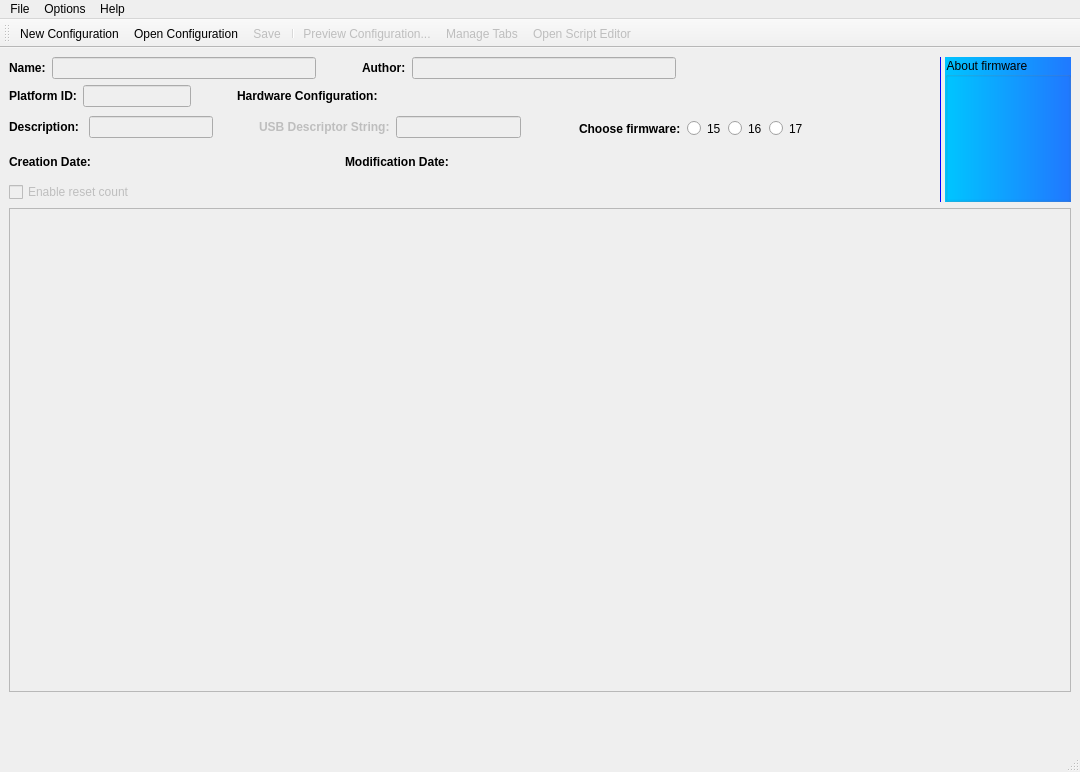
Old version of the form src/applications/tac-configuration-editor/ConfigWindow.ui in the repository qualcomm/qcom-test-automation-controller.
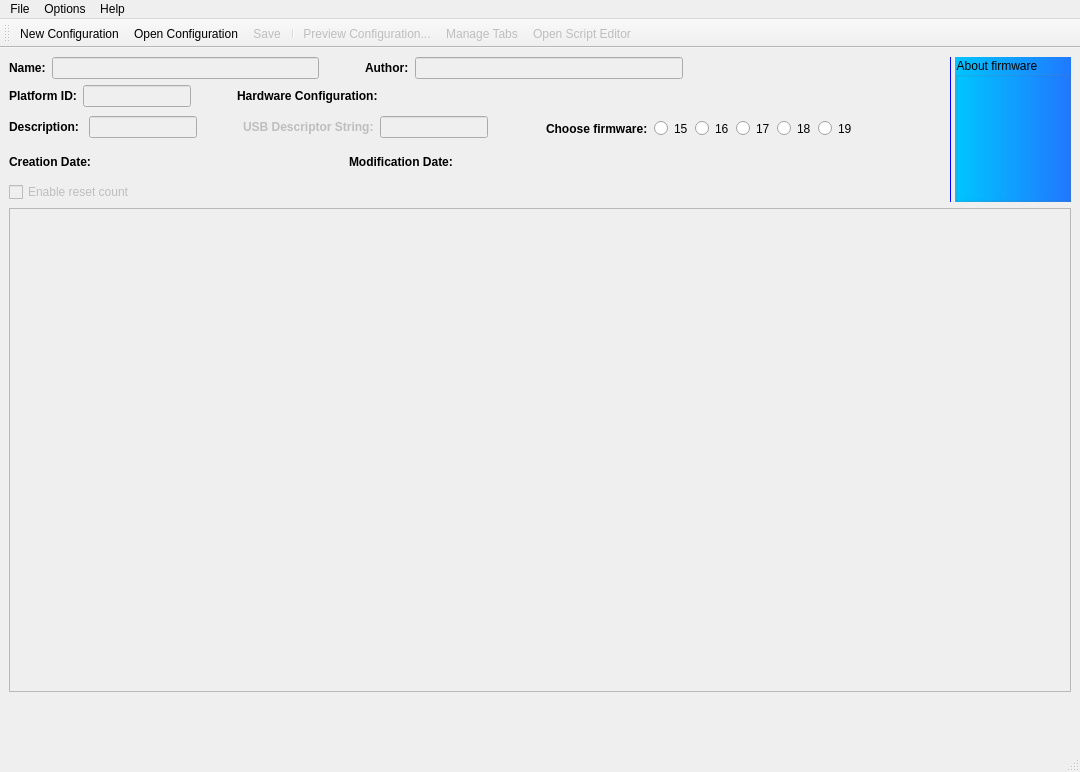
New version of the form. Icons and pictures are not drawn. Custom widgets are drawn as their Qt base class.

```diff
--- a/src/applications/tac-configuration-editor/ConfigWindow.ui
+++ b/src/applications/tac-configuration-editor/ConfigWindow.ui
@@ -251,6 +251,20 @@
                </attribute>
               </widget>
              </item>
+             <item>
+              <widget class="QRadioButton" name="_fw18Radio">
+               <property name="text">
+                <string>18</string>
+               </property>
+              </widget>
+             </item>
+             <item>
+              <widget class="QRadioButton" name="_fw19Radio">
+               <property name="text">
+                <string>19</string>
+               </property>
+              </widget>
+             </item>
             </layout>
            </widget>
           </item>
```
Left out of the diff: 16 changed lines with no effect on the pictures.
